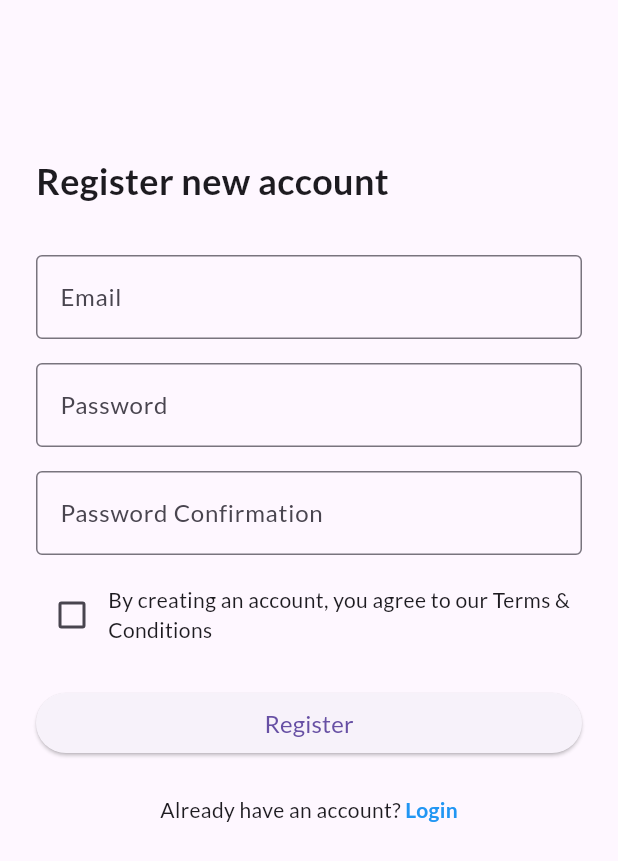
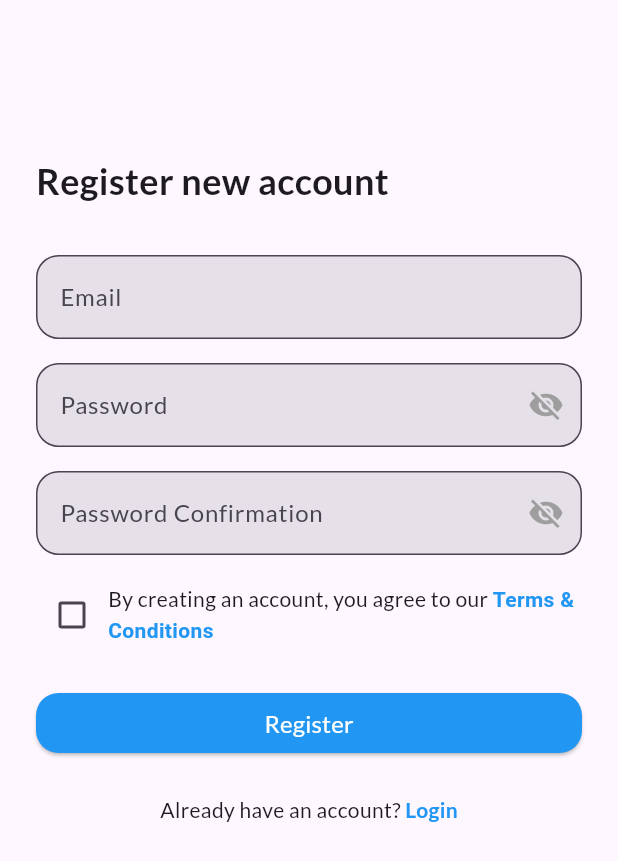
Before and after one commit to SorThanaroth/Mobile_Dev_Assignment02, a Flutter app: the screen it shows after launch, after a tap on an icon or button, on a phone screen of 412 x 824 dp. Shown: the top 861 px of the screen. Run offline on Flutter 3.47's test engine with Material 3 defaults, Android fonts, the phone set to English and light mode, and no system bars; our stand-ins replace google_fonts.

Commit message:
Login_screen and Register_screen are finished.

```diff
--- a/login_ui/lib/login_form.dart
+++ b/login_ui/lib/login_form.dart
@@ -2,8 +2,16 @@ import 'package:flutter/material.dart';
 import 'package:google_fonts/google_fonts.dart';
 import 'registration_form.dart';
 
-class LoginForm extends StatelessWidget {
+class LoginForm extends StatefulWidget {
   const LoginForm({super.key});
+
+  @override
+  _LoginFormState createState() => _LoginFormState();
+}
+
+class _LoginFormState extends State<LoginForm> {
+  bool _obscurePassword = true; // To toggle visibility
+  bool _rememberMe = false; // To track the checkbox state
 
   @override
   Widget build(BuildContext context) {
@@ -27,22 +35,44 @@ class LoginForm extends StatelessWidget {
                 decoration: InputDecoration(
                   labelText: 'Email',
                   labelStyle: GoogleFonts.lato(),
-                  border: const OutlineInputBorder(),
+                  filled: true,
+                  fillColor: Colors.grey[70],
+                  border: OutlineInputBorder(borderRadius: BorderRadius.circular(15)),
                 ),
               ),
               const SizedBox(height: 16),
               TextField(
-                obscureText: true,
+                obscureText: _obscurePassword, // Toggle password visibility
                 decoration: InputDecoration(
                   labelText: 'Password',
                   labelStyle: GoogleFonts.lato(),
-                  border: const OutlineInputBorder(),
+                  filled: true,
+                  fillColor: Colors.grey[70],
+                  border: OutlineInputBorder(borderRadius: BorderRadius.circular(15)),
+                  suffixIcon: IconButton(
+                    icon: Icon(
+                      _obscurePassword ? Icons.visibility_off : Icons.visibility,
+                      color: Colors.grey,
+                    ),
+                    onPressed: () {
+                      setState(() {
+                        _obscurePassword = !_obscurePassword; // Toggle visibility
+                      });
+                    },
+                  ),
                 ),
               ),
               const SizedBox(height: 16),
               Row(
                 children: [
-                  Checkbox(value: false, onChanged: (value) {}),
+                  Checkbox(
+                    value: _rememberMe, // Track checkbox state
+                    onChanged: (bool? value) {
+                      setState(() {
+                        _rememberMe = value ?? false; // Update checkbox state
+                      });
+                    },
+                  ),
                   Text(
                     'Remember me',
                     style: GoogleFonts.lato(),
@@ -54,9 +84,15 @@ class LoginForm extends StatelessWidget {
                 width: double.infinity,
                 child: ElevatedButton(
                   onPressed: () {},
+                  style: ElevatedButton.styleFrom(
+                    backgroundColor: Colors.blue,
+                    shape: RoundedRectangleBorder(
+                      borderRadius: BorderRadius.circular(15),
+                    ),
+                  ),
                   child: Text(
                     'Login',
-                    style: GoogleFonts.lato(fontSize: 16),
+                    style: GoogleFonts.lato(fontSize: 16, color: Colors.white),
                   ),
                 ),
               ),
@@ -68,17 +104,20 @@ class LoginForm extends StatelessWidget {
                 ),
               ),
               const SizedBox(height: 24),
-              SizedBox(
-                width: double.infinity,
-                child: OutlinedButton.icon(
-                  onPressed: () {},
-                  label: Text(
-                    'Login with Google',
-                    style: GoogleFonts.lato(fontSize: 16),
+              ElevatedButton.icon(
+                onPressed: () {},
+                icon: Icon(Icons.account_circle, color: Colors.black),
+                label: Text("Login with Google", style: TextStyle(color: Colors.black)),
+                style: ElevatedButton.styleFrom(
+                  minimumSize: Size(double.infinity, 50),
+                  backgroundColor: Colors.grey[10],
+                  shape: RoundedRectangleBorder(
+                    borderRadius: BorderRadius.circular(15),
                   ),
                 ),
               ),
               const SizedBox(height: 24),
+              // Remove Spacer() and use the remaining space to push the register text down
               Center(
                 child: GestureDetector(
                   onTap: () {
--- a/login_ui/lib/registration_form.dart
+++ b/login_ui/lib/registration_form.dart
@@ -1,9 +1,17 @@
 import 'package:flutter/material.dart';
 import 'package:google_fonts/google_fonts.dart';
-// import 'login_form.dart';
 
-class RegistrationForm extends StatelessWidget {
+class RegistrationForm extends StatefulWidget {
   const RegistrationForm({super.key});
+
+  @override
+  _RegistrationFormState createState() => _RegistrationFormState();
+}
+
+class _RegistrationFormState extends State<RegistrationForm> {
+  bool _obscurePassword = true;
+  bool _obscurePasswordConfirmation = true;
+  bool _isChecked = false;  // For the Terms and Conditions checkbox
 
   @override
   Widget build(BuildContext context) {
@@ -27,35 +35,80 @@ class RegistrationForm extends StatelessWidget {
                 decoration: InputDecoration(
                   labelText: 'Email',
                   labelStyle: GoogleFonts.lato(),
-                  border: const OutlineInputBorder(),
+                  filled: true,
+                  fillColor: Colors.grey[70],
+                  border: OutlineInputBorder(borderRadius: BorderRadius.circular(15)),
                 ),
               ),
               const SizedBox(height: 16),
               TextField(
-                obscureText: true,
+                obscureText: _obscurePassword,
                 decoration: InputDecoration(
                   labelText: 'Password',
                   labelStyle: GoogleFonts.lato(),
-                  border: const OutlineInputBorder(),
+                  filled: true,
+                  fillColor: Colors.grey[70],
+                  border: OutlineInputBorder(borderRadius: BorderRadius.circular(15)),
+                  suffixIcon: IconButton(
+                    icon: Icon(
+                      _obscurePassword ? Icons.visibility_off : Icons.visibility,
+                      color: Colors.grey,
+                    ),
+                    onPressed: () {
+                      setState(() {
+                        _obscurePassword = !_obscurePassword;
+                      });
+                    },
+                  ),
                 ),
               ),
               const SizedBox(height: 16),
               TextField(
-                obscureText: true,
+                obscureText: _obscurePasswordConfirmation,
                 decoration: InputDecoration(
                   labelText: 'Password Confirmation',
                   labelStyle: GoogleFonts.lato(),
-                  border: const OutlineInputBorder(),
+                  filled: true,
+                  fillColor: Colors.grey[70],
+                  border: OutlineInputBorder(borderRadius: BorderRadius.circular(15)),
+                  suffixIcon: IconButton(
+                    icon: Icon(
+                      _obscurePasswordConfirmation ? Icons.visibility_off : Icons.visibility,
+                      color: Colors.grey,
+                    ),
+                    onPressed: () {
+                      setState(() {
+                        _obscurePasswordConfirmation = !_obscurePasswordConfirmation;
+                      });
+                    },
+                  ),
                 ),
               ),
               const SizedBox(height: 16),
               Row(
                 children: [
-                  Checkbox(value: false, onChanged: (value) {}),
+                  Checkbox(
+                    value: _isChecked,
+                    onChanged: (bool? value) {
+                      setState(() {
+                        _isChecked = value ?? false;
+                      });
+                    },
+                  ),
                   Expanded(
-                    child: Text(
-                      'By creating an account, you agree to our Terms & Conditions',
-                      style: GoogleFonts.lato(),
+                    child: Text.rich(
+                      TextSpan(
+                        style: GoogleFonts.lato(),
+                        children: [
+                          TextSpan(
+                            text: 'By creating an account, you agree to our ',
+                          ),
+                          TextSpan(
+                            text: 'Terms & Conditions',
+                            style: TextStyle(color: Colors.blue, fontWeight: FontWeight.bold),
+                          ),
+                        ],
+                      ),
                     ),
                   ),
                 ],
@@ -65,9 +118,15 @@ class RegistrationForm extends StatelessWidget {
                 width: double.infinity,
                 child: ElevatedButton(
                   onPressed: () {},
+                  style: ElevatedButton.styleFrom(
+                    backgroundColor: Colors.blue,
+                    shape: RoundedRectangleBorder(
+                      borderRadius: BorderRadius.circular(15),
+                    ),
+                  ),
                   child: Text(
                     'Register',
-                    style: GoogleFonts.lato(fontSize: 16),
+                    style: GoogleFonts.lato(fontSize: 16, color: Colors.white),
                   ),
                 ),
               ),
@@ -75,7 +134,7 @@ class RegistrationForm extends StatelessWidget {
               Center(
                 child: GestureDetector(
                   onTap: () {
-                    Navigator.pop(context);
+                    Navigator.pop(context);  // Navigate back to the login form
                   },
                   child: Text.rich(
                     TextSpan(
```
Also changed, not shown: login_ui/assets/images/login_ui.png (added), login_ui/assets/images/register_ui.png (added), login_ui/assets/view.png (added).
